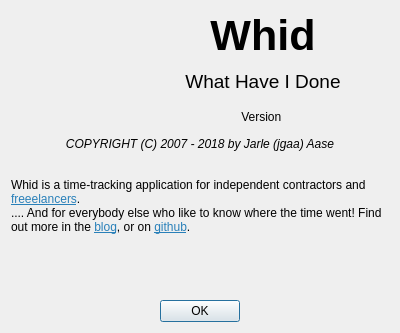
Before: the Qt Designer form ui/aboutdialog.ui in jgaa/whid, drawn with Qt 5.
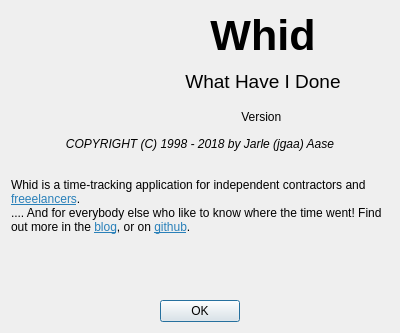
After: the same form once the commit is applied. Icons and pictures are not drawn.

Patch:
```diff
--- a/ui/aboutdialog.ui
+++ b/ui/aboutdialog.ui
@@ -114,7 +114,7 @@
       </font>
      </property>
      <property name="text">
-      <string>COPYRIGHT (C) 2007 - 2018 by Jarle (jgaa) Aase</string>
+      <string>COPYRIGHT (C) 1998 - 2018 by Jarle (jgaa) Aase</string>
      </property>
      <property name="alignment">
       <set>Qt::AlignCenter</set>
```
Left out of the diff: 4 changed lines with no effect on the pictures.
